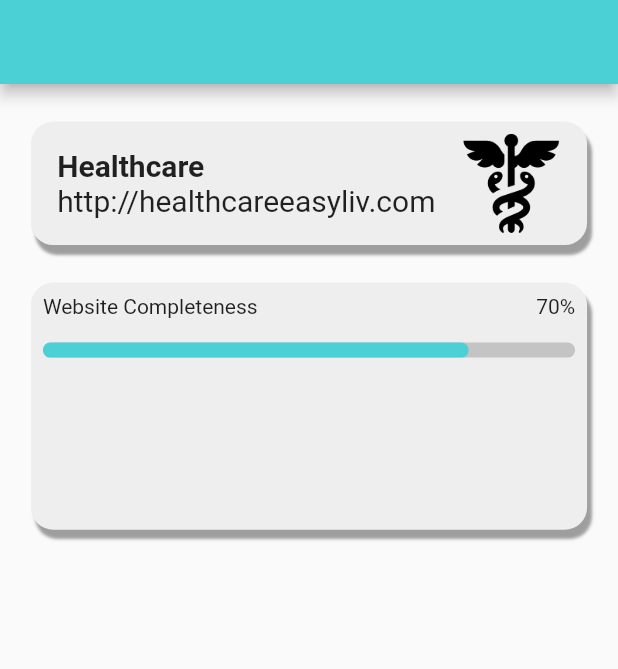
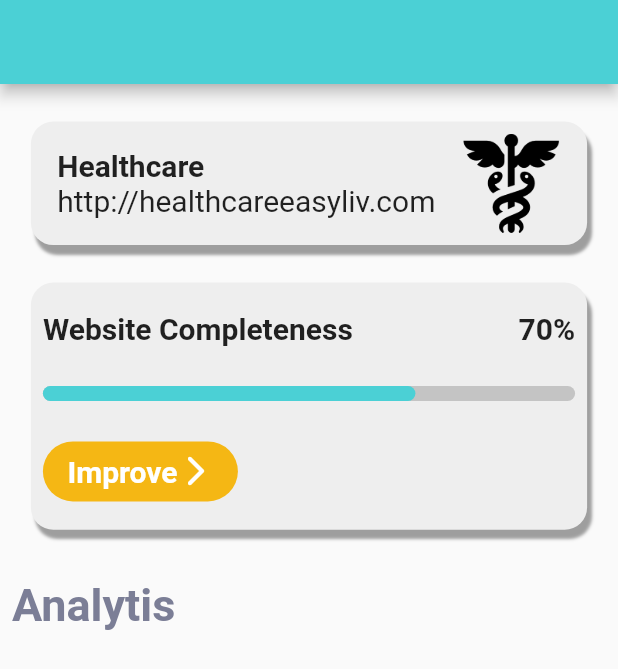
Before and after one commit to raghavguptaeng/Internship, a Flutter app: the screen it shows after launch, on a phone screen of 412 x 824 dp. Shown: the top 669 px of the screen. Run offline on Flutter 3.47's test engine with Material 2 defaults, Android fonts, the phone set to English and light mode, and no system bars; drawn by our look-alikes of flutter_animation_progress_bar.

Commit message:
Progress Container made and text for analytics made

```diff
--- a/lib/constants.dart
+++ b/lib/constants.dart
@@ -8,3 +8,7 @@ var containerDecor = [
   ),
 ];
 var boxColor = Color(0xffFFEEEEEE);
+var kHeadStyle = TextStyle(
+    fontSize: 20,
+    fontWeight: FontWeight.bold
+);
--- a/lib/screens/Body.dart
+++ b/lib/screens/Body.dart
@@ -10,6 +10,7 @@ class Body extends StatefulWidget {
 }
 
 class _BodyState extends State<Body> {
+  int progressValue = 70;
   @override
   Widget build(BuildContext context) {
     return Scaffold(
@@ -17,24 +18,48 @@ class _BodyState extends State<Body> {
         backgroundColor: Color(0xFF4BD0D5),
       ),
       body: Column(
-        crossAxisAlignment: CrossAxisAlignment.center,
+        crossAxisAlignment: CrossAxisAlignment.start,
         children: [
           SizedBox(height: 25,),
           TopInfoBar(),
           SizedBox(height: 25,),
-          Center(
+          ProgressContainer(progressValue: progressValue),
+          SizedBox(height: 25,),
+          Padding(
+            padding: const EdgeInsets.all(8.0),
+            child: Text("Analytis",style: kHeadStyle.copyWith(color: Color(0xFF7B7E96),fontSize: 30),),
+          )
+        ],
+      ),
+    );
+  }
+}
+
+class ProgressContainer extends StatelessWidget {
+  const ProgressContainer({
+    Key key,
+    @required this.progressValue,
+  }) : super(key: key);
+
+  final int progressValue;
+
+  @override
+  Widget build(BuildContext context) {
+    return Center(
       child: Container(
         height: MediaQuery.of(context).size.height * 0.20,
         width: MediaQuery.of(context).size.width * 0.90,
         child: Column(
+          crossAxisAlignment: CrossAxisAlignment.start,
+          mainAxisAlignment: MainAxisAlignment.spaceEvenly,
           children: [
             Padding(
               padding: const EdgeInsets.all(8.0),
               child: Row(
                 mainAxisAlignment: MainAxisAlignment.spaceBetween,
                 children: [
-                        Text('Website Completeness'),
-                        Text('70%'),
+                  Text('Website Completeness',style: kHeadStyle,),
+                  Text('$progressValue%',style: kHeadStyle,),
                 ],
               ),
             ),
@@ -43,9 +68,29 @@ class _BodyState extends State<Body> {
               child: SizedBox(
                 height: 10,
                 child: FAProgressBar(
-                        currentValue: 80,
+                  currentValue: progressValue,
                   progressColor: Color(0xFF4BD0D5),
                   backgroundColor: Color(0xffc4c4c4),
+                ),
+              ),
+            ),
+            Padding(
+              padding: const EdgeInsets.all(8.0),
+              child: GestureDetector(
+                child: Container(
+                  width: 130,
+                  height: 40,
+                  decoration: BoxDecoration(
+                    color: Color(0xffF5B714),
+                    borderRadius: BorderRadius.circular(25)
+                  ),
+                  child: Row(
+                    mainAxisAlignment: MainAxisAlignment.center,
+                    children: [
+                      Text("Improve",style: kHeadStyle.copyWith(color: Colors.white),),
+                      Icon(Icons.arrow_forward_ios_rounded,color: Colors.white,)
+                    ],
+                  ),
                 ),
               ),
             )
@@ -55,9 +100,6 @@ class _BodyState extends State<Body> {
             boxShadow: containerDecor,
             color: boxColor,
             borderRadius: BorderRadius.circular(15)),
-            ),
-          )
-        ],
       ),
     );
   }
@@ -82,10 +124,7 @@ class TopInfoBar extends StatelessWidget {
               crossAxisAlignment: CrossAxisAlignment.start,
               children: [
                 Text('Healthcare',
-                  style: TextStyle(
-                      fontSize: 20,
-                      fontWeight: FontWeight.bold
-                  ),
+                  style: kHeadStyle
                 ),
                 Text('http://healthcareeasyliv.com',
                   style: TextStyle(
```
Lines whose indentation alone changed are shown as unchanged.
